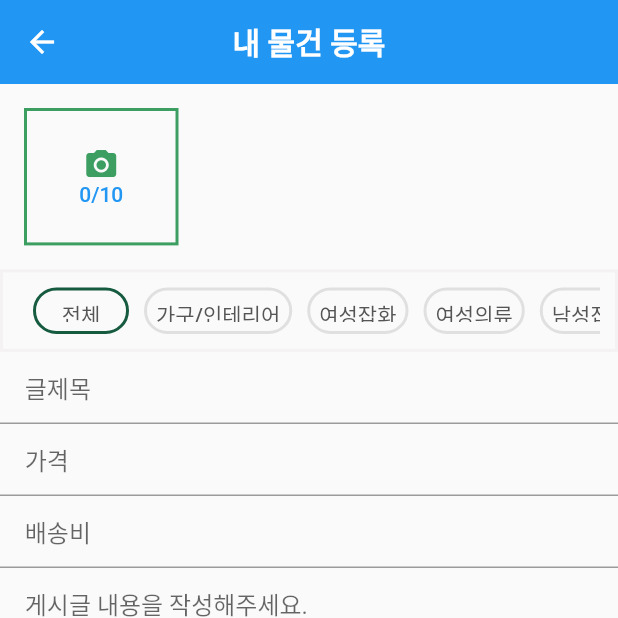
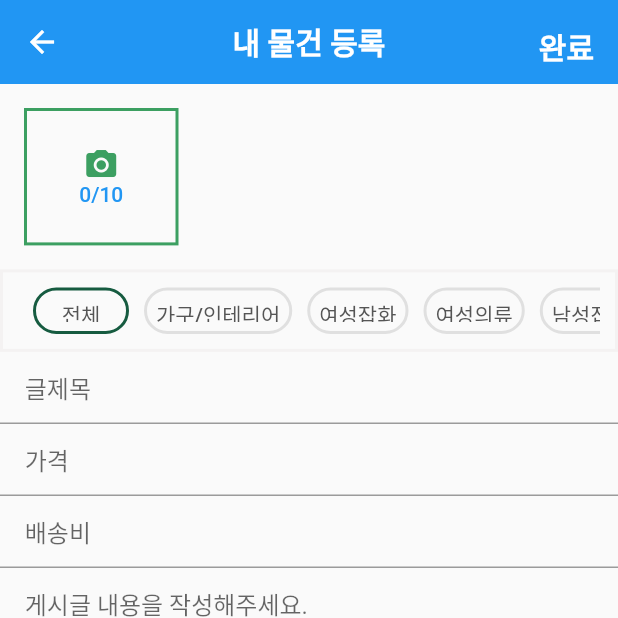
Before and after one commit to hwanny7/Re_Slow, a Flutter app: the CreateArticle screen opened directly, on a phone screen of 412 x 824 dp, the top half of it. Run offline on Flutter 3.47's test engine with Material 2 defaults, Android fonts, the phone set to English and light mode, and no system bars; our stand-ins replace carousel_slider, dio, image_picker, shared_preferences; accounts and stored records are empty; Roboto replaces fonts that are missing (NanumSquare).

Commit message:
:art: custom app bar

```diff
--- a/frontend/lib/pages/market/create_article.dart
+++ b/frontend/lib/pages/market/create_article.dart
@@ -49,6 +49,10 @@ class _CreateArticleState extends State<CreateArticle> {
     }
   }
 
+  void _printing() {
+    print('hello');
+  }
+
   @override
   Widget build(BuildContext context) {
     final width = MediaQuery.of(context).size.width;
@@ -59,6 +63,8 @@ class _CreateArticleState extends State<CreateArticle> {
         child: Scaffold(
             appBar: CustomAppBar(
               title: '내 물건 등록',
+              actions: '완료',
+              callback: _printing,
             ),
             body: SingleChildScrollView(
                 child: Column(
--- a/frontend/lib/widgets/common/custom_app_bar.dart
+++ b/frontend/lib/widgets/common/custom_app_bar.dart
@@ -4,8 +4,11 @@ class CustomAppBar extends AppBar {
   CustomAppBar({
     Key? key,
     required String title,
+    String? register,
     Widget? leading,
-    List<Widget>? actions,
+    String actions = '',
+    void Function()? callback,
+    // List<Widget>? actions,
   }) : super(
           key: key,
           backgroundColor: Colors.blue,
@@ -19,6 +22,20 @@ class CustomAppBar extends AppBar {
               fontWeight: FontWeight.bold,
             ),
           ),
-          actions: actions,
+          actions: [
+            Padding(
+                padding: const EdgeInsets.only(top: 16.0, right: 16.0),
+                child: GestureDetector(
+                    child: Text(
+                      actions,
+                      style: const TextStyle(
+                        fontSize: 20,
+                        fontWeight: FontWeight.bold,
+                      ),
+                    ),
+                    onTap: () {
+                      callback!();
+                    })),
+          ],
         );
 }
```
